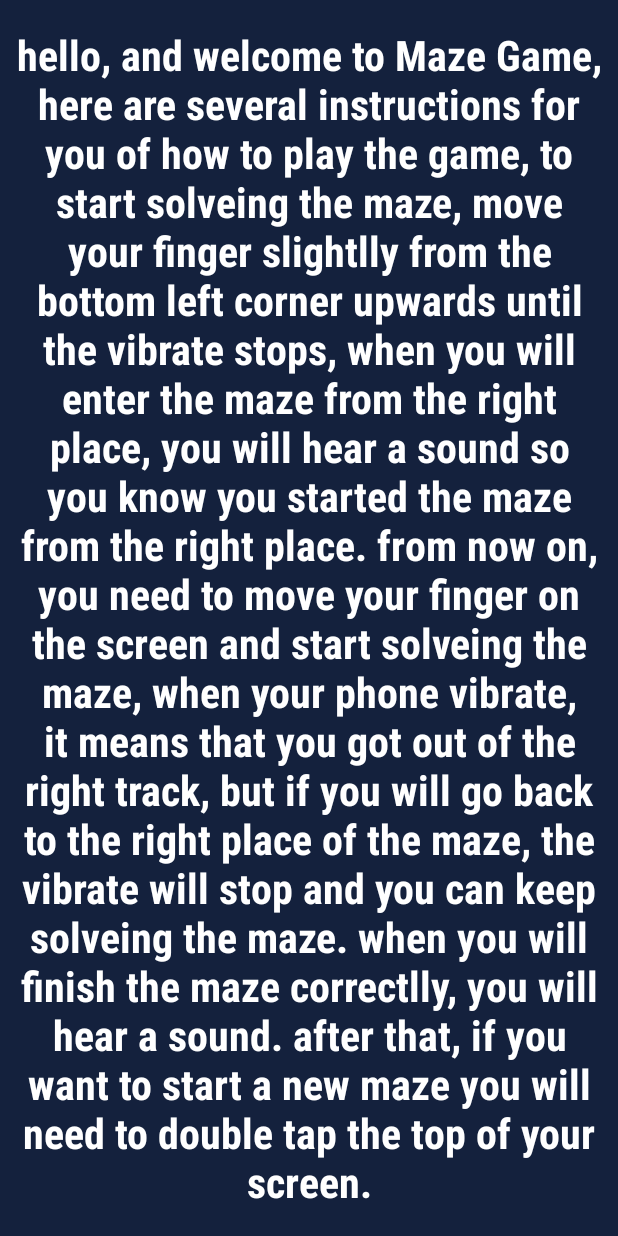
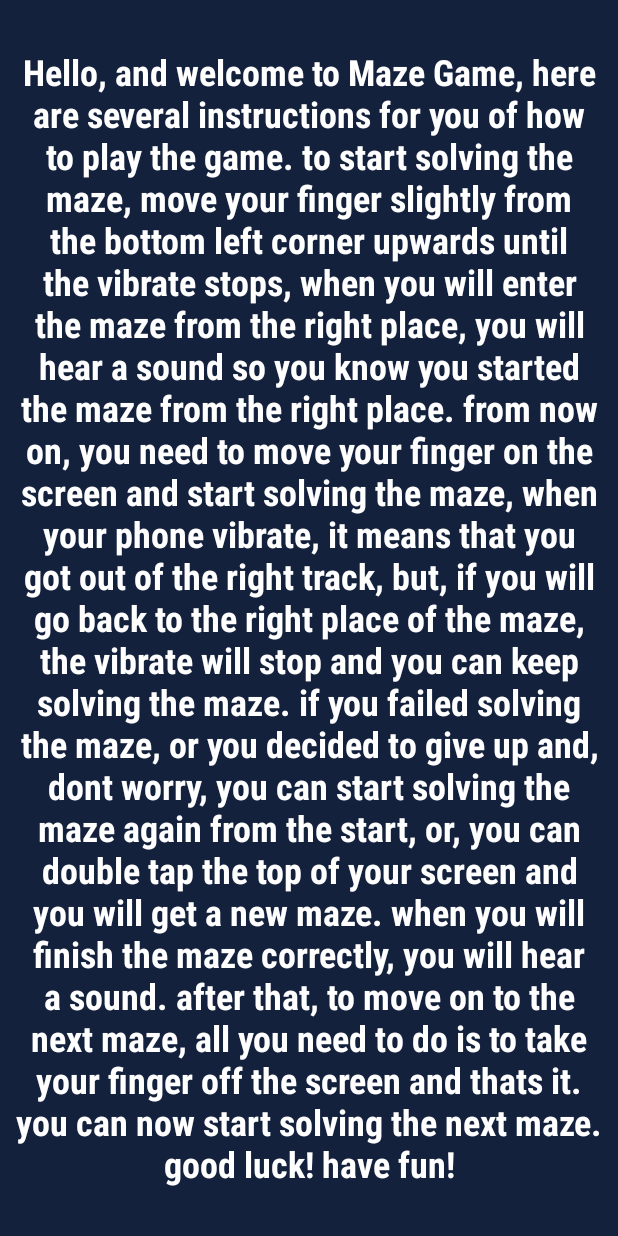
Before and after one commit to itay30/Maze, an Android app: the screen it shows after launch (InstructionClass), on a phone screen of 412 x 824 dp. Run offline under Robolectric (Android 15) with nearby library versions, the phone set to English and light mode, and no system bars; 2 statements that could not run were skipped.

Commit message:
fixed the structure of the project, added Utilities class in MainActivity. changed the Instructions record

```diff
--- a/app/src/main/java/com/maze/MazeApp/FingerLine.java
+++ b/app/src/main/java/com/maze/MazeApp/FingerLine.java
@@ -76,7 +76,7 @@ public class FingerLine extends View {
                 mPath.moveTo(event.getX(), event.getY());
                 if (xInCell && yInCell) {
                     mPaint.setColor(ContextCompat.getColor(getContext(), R.color.path));
-                    MainActivity.sms.start();
+                    Utilities.sms.start();
                     mazeStarted = true;
                 }
                 return true;
@@ -85,7 +85,7 @@ public class FingerLine extends View {
                     mPath.lineTo(event.getX(), event.getY());
                     if (xInCell && yInCell) {
                         if (flow == 0 && !mazeStarted){
-                            MainActivity.sms.start();
+                            Utilities.sms.start();
                             mazeStarted = true;
                         }
                         mPaint.setColor(ContextCompat.getColor(getContext(), R.color.path));
@@ -94,10 +94,10 @@ public class FingerLine extends View {
                             (event.getY() >= solutionPath[flow + 1][1] && event.getY() <= solutionPath[flow + 1][3])) {
                         flow++;
                     } else {
-                        MainActivity.Vibrate(new long[]{0, 100});
+                        Utilities.Vibrate(new long[]{0, 100});
                     }
                     if (flow == solutionPath.length - 1) {
-                        MainActivity.startGameSolvedAnimation();
+                        MainActivity.util.startGameSolvedAnimation();
                         Toast.makeText(this.getContext(), "Well Done!", Toast.LENGTH_SHORT).show();
                         solvedMaze = true;
                         return true;
@@ -108,6 +108,9 @@ public class FingerLine extends View {
                 flow = 0;
                 mazeStarted = false;
                 MainActivity.vibe.cancel();
+                if(solvedMaze){
+                    MainActivity.util.createMaze();
+                }
                 break;
             default:
                 return false;
--- a/app/src/main/java/com/maze/MazeApp/InstructionClass.java
+++ b/app/src/main/java/com/maze/MazeApp/InstructionClass.java
@@ -23,7 +23,7 @@ public class InstructionClass extends AppCompatActivity {
         super.onCreate(savedInstanceState);
         setContentView(R.layout.activity_instruction_class);
 
-        si = MediaPlayer.create(this, R.raw.startinstructions);
+        si = MediaPlayer.create(this, R.raw.startinstructions1);
         si.start();
 
         SharedPreferences prefs = getSharedPreferences("prefs", MODE_PRIVATE);
@@ -32,7 +32,7 @@ public class InstructionClass extends AppCompatActivity {
         editor.apply();
 
         timer = new Timer();
-        int Period = 430;
+        int Period = 570; // 57 seconds
         int delay = 0;
         timer.schedule( new TimerTask() {
             @SuppressLint("SetTextI18n")
--- a/app/src/main/java/com/maze/MazeApp/MainActivity.java
+++ b/app/src/main/java/com/maze/MazeApp/MainActivity.java
@@ -27,22 +27,23 @@ import java.util.Arrays;
 
 public class MainActivity extends AppCompatActivity {
     public enum Color {WHITE, GRAY, BLACK}
-    public int mazeSize, Level;
-    public final int PADDING = 64, FAT_FINGERS_MARGIN = 0;
-    public static int timesSolved = 0;
+    public static int timesSolved = 0, level;
     public static boolean hackMode = false;
-    public MazeView mMazeView;
-    public FingerLine mFingerLine;
-    public ImageView star, arrow;
     public static Vibrator vibe;
-    public static MediaPlayer nms, ws, sms, levelOne, levelTwo, levelThree, levelFour, levelFive, levelSix, levelSeven;
-    FrameLayout mFrameLayout;
-    DisplayMetrics displaymetrics = new DisplayMetrics();
+    static FrameLayout mFrameLayout;
+    static DisplayMetrics displaymetrics = new DisplayMetrics();
+    public static ImageView star, arrow;
+    public static Context context;
+    public static Utilities util;
 
     @Override
     protected void onCreate(Bundle savedInstanceState) {
         super.onCreate(savedInstanceState);
         setContentView(R.layout.activity_main);
+        util = new Utilities();
+        context = this;
+        star = findViewById(R.id.star);
+        arrow = findViewById(R.id.arrow);
 
         SharedPreferences prefs = getSharedPreferences("prefs", MODE_PRIVATE);
         boolean firstStart = prefs.getBoolean("firstStart", true);
@@ -52,26 +53,26 @@ public class MainActivity extends AppCompatActivity {
 
         getWindow().addFlags(WindowManager.LayoutParams.FLAG_KEEP_SCREEN_ON); // keeps screen awake
 
-        final TextView current_level = findViewById(R.id.current_level);
-        final TextView mazes_solved = findViewById(R.id.times_solved);
+        util.current_level = findViewById(R.id.current_level);
+        util.mazes_solved = findViewById(R.id.times_solved);
 
-        nms = MediaPlayer.create(this, R.raw.newmazesound);
-        sms = MediaPlayer.create(this, R.raw.startmazesound);
-        ws = MediaPlayer.create(this, R.raw.winningsound);
-        levelOne = MediaPlayer.create(this, R.raw.levelone);
-        levelTwo = MediaPlayer.create(this, R.raw.leveltwo);
-        levelThree = MediaPlayer.create(this, R.raw.levelthree);
-        levelFour = MediaPlayer.create(this, R.raw.levelfour);
-        levelFive = MediaPlayer.create(this, R.raw.levelfive);
-        levelSix = MediaPlayer.create(this, R.raw.levelsix);
-        levelSeven = MediaPlayer.create(this, R.raw.levelseven);
+        Utilities.nms = MediaPlayer.create(this, R.raw.newmazesound);
+        Utilities.sms = MediaPlayer.create(this, R.raw.startmazesound);
+        Utilities.ws = MediaPlayer.create(this, R.raw.winningsound);
+        Utilities.levelOne = MediaPlayer.create(this, R.raw.levelone);
+        Utilities.levelTwo = MediaPlayer.create(this, R.raw.leveltwo);
+        Utilities.levelThree = MediaPlayer.create(this, R.raw.levelthree);
+        Utilities.levelFour = MediaPlayer.create(this, R.raw.levelfour);
+        Utilities.levelFive = MediaPlayer.create(this, R.raw.levelfive);
+        Utilities.levelSix = MediaPlayer.create(this, R.raw.levelsix);
+        Utilities.levelSeven = MediaPlayer.create(this, R.raw.levelseven);
 
         // Get instance of Vibrator from current Context
         vibe = (Vibrator) getSystemService(Context.VIBRATOR_SERVICE);
 
         this.getDisplay().getRealMetrics(displaymetrics);
 
-        mFrameLayout = (FrameLayout) findViewById(R.id.mazeWrapper);
+        mFrameLayout = findViewById(R.id.mazeWrapper);
         ViewGroup.LayoutParams params = mFrameLayout.getLayoutParams();
         params.height = (int) Math.floor(displaymetrics.heightPixels * 0.7);
         mFrameLayout.setLayoutParams(params);
@@ -81,32 +82,7 @@ public class MainActivity extends AppCompatActivity {
                 @Override
                 public boolean onDoubleTap(MotionEvent e) {
                     Log.d("TEST", "onDoubleTap");
-                    createMaze();
-                    nms.start();
-                    current_level.setText("Level: " + Level);
-                    mazes_solved.setText("Mazes Solved: " + timesSolved);
-                    if(timesSolved % 3 == 0){
-                        switch (Level){
-                            case(2):
-                                playAudioWithDelay(levelTwo, 900);
-                                break;
-                            case(3):
-                                playAudioWithDelay(levelThree, 900);
-                                break;
-                            case(4):
-                                playAudioWithDelay(levelFour, 900);
-                                break;
-                            case(5):
-                                playAudioWithDelay(levelFive, 900);
-                                break;
-                            case(6):
-                                playAudioWithDelay(levelSix, 900);
-                                break;
-                            case(7):
-                                playAudioWithDelay(levelSeven, 900);
-                                break;
-                        }
-                    }
+                    util.createMaze();
                     return super.onDoubleTap(e);
                 }
 //                @Override
@@ -160,11 +136,11 @@ public class MainActivity extends AppCompatActivity {
                     if (!hackMode) {
                         hackMode = true;
                         Toast.makeText(MainActivity.this, "Hack Mode ON", Toast.LENGTH_SHORT).show();
-                        mazes_solved.setVisibility(View.VISIBLE);
+                        util.mazes_solved.setVisibility(View.VISIBLE);
                     } else {
                         hackMode = false;
                         Toast.makeText(MainActivity.this, "Hack Mode OFF", Toast.LENGTH_SHORT).show();
-                        mazes_solved.setVisibility(View.INVISIBLE);
+                        util.mazes_solved.setVisibility(View.INVISIBLE);
                     }
                 }
             });
@@ -175,113 +151,80 @@ public class MainActivity extends AppCompatActivity {
             }
         });
 
-        createMaze();
-        playAudioWithDelay(levelOne, 1000);
+        util.createMaze();
+        util.playAudioWithDelay(Utilities.levelOne, 1000);
     } // on create end
 
-    public void createMaze() {
-        // First remove any existing MazeView and FingerLine
-        if (mMazeView != null) {
-            ((ViewGroup) mMazeView.getParent()).removeView(mMazeView);
-        }
-        if (mFingerLine != null) {
-            ((ViewGroup) mFingerLine.getParent()).removeView(mFingerLine);
-        }
-        mazeSize = 7;
-        mMazeView = new MazeView(this, mazeSize);
-
-        timesSolved = Math.min(timesSolved, 20);
-        Level = (timesSolved/3) + 1;
-        int pathLevel = ((timesSolved/3)*5) + 20;
-        while (mMazeView.lengthOfSolutionPath > pathLevel || mMazeView.lengthOfSolutionPath < pathLevel - 5){
-            mMazeView = new MazeView(this, mazeSize);
-        }
-        Log.d("lengthh", "length of the maze " + mMazeView.lengthOfSolutionPath);
-        Log.d("lengthh", "times solved maze " + timesSolved);
-        Log.d("lengthh", "formula " + pathLevel);
-
-        // Trace the path from start to farthestVertex using the line of predecessors,
-        // apply this information to form an array of rectangles
-        // which will be passed on to fingerLine view
-        // where the line has to pass.
-        // The array be checked against the drawn line in FingerLine.
-
-        int[][] solutionAreas = new int[mMazeView.lengthOfSolutionPath][4];
-
-        int currentVertexKey;
-        int totalMazeWidth = displaymetrics.widthPixels - PADDING;
-        // int totalMazeHeight = totalMazeWidth;
-        int cellSide = totalMazeWidth / mazeSize;
-        int row, column;
-        int topLeftX, topLeftY, bottomRightX, bottomRightY;
-
-        for (int i = 0; i < mMazeView.lengthOfSolutionPath; i++) {
-
-            currentVertexKey = mMazeView.listOfSolutionVertexesKeys[i];
-
-            // Translate vertex key to location on screen
-            row = (currentVertexKey) / mazeSize;
-            column = (currentVertexKey) % mazeSize;
-            topLeftX = (PADDING / 2) + (column * cellSide) - FAT_FINGERS_MARGIN;
-            topLeftY = (PADDING / 2) + (row * cellSide) - FAT_FINGERS_MARGIN;
-
-            bottomRightX = (PADDING / 2) + ((column + 1) * cellSide) + FAT_FINGERS_MARGIN;
-            bottomRightY = (PADDING / 2) + ((row + 1) * cellSide) + FAT_FINGERS_MARGIN;
-            solutionAreas[i] = new int[]{ topLeftX, topLeftY, bottomRightX, bottomRightY };
-        }
-
-        mFrameLayout.addView(mMazeView);
-        mFingerLine = new FingerLine(this, null, solutionAreas);
-        mFrameLayout.addView(mFingerLine);
-
-        // Add start arrow pic
-        int startCellArrowX = solutionAreas[0][2]/2 - 10;
-        int startCellArrowY = solutionAreas[0][3];
-        arrow = (ImageView) findViewById(R.id.arrow);
-        arrow.setX(startCellArrowX);
-        arrow.setY(startCellArrowY);
-        arrow.setVisibility(View.VISIBLE);
-
-        // Add star pic
-        int endCellStrawberryX = (solutionAreas[mMazeView.lengthOfSolutionPath - 1][0]) + 15;
-        int endCellStrawberryY = (solutionAreas[mMazeView.lengthOfSolutionPath - 1][1]) + 18;
-        star = (ImageView) findViewById(R.id.star);
-        star.setX(endCellStrawberryX);
-        star.setY(endCellStrawberryY);
-        star.setVisibility(View.VISIBLE);
-    }
-
-
-    public static void startGameSolvedAnimation() {
-        ws.start();
-        Vibrate(new long[]{0,150, 100, 2000, 20000}); // TA-DAMMMM Vibrate then 20 seconds sleep
-        timesSolved++;
-//        createMazeWithDelay();
-    }
-
-    public static void Vibrate (long[] pattern){
-        // The '0' here means to repeat indefinitely
-        // '0' is actually the index at which the pattern keeps repeating from (the start)
-        // To repeat the pattern from any other point, you could increase the index, e.g. '1'
-        vibe.vibrate(pattern, 0);
-    }
-
-    public void playAudioWithDelay (MediaPlayer mediaPlayer, int delay){
-        new Handler(Looper.getMainLooper()).postDelayed(new Runnable() {
-            @Override
-            public void run() {
-                mediaPlayer.start();
-            }
-        }, delay);
-    }
-
-//    public static void createMazeWithDelay(){
-//        new Handler(Looper.getMainLooper()).postDelayed(new Runnable() {
-//            @Override
-//            public void run() {
-//                findViewById(R.id.coordinatorLayout).performClick();
-//            }
-//        }, 900);
+//    public void createMaze() {
+//        // First remove any existing MazeView and FingerLine
+//        if (mMazeView != null) {
+//            ((ViewGroup) mMazeView.getParent()).removeView(mMazeView);
+//        }
+//        if (mFingerLine != null) {
+//            ((ViewGroup) mFingerLine.getParent()).removeView(mFingerLine);
+//        }
+//        mazeSize = 7;
+//        mMazeView = new MazeView(this, mazeSize);
+//
+//        timesSolved = Math.min(timesSolved, 20);
+//        level = (timesSolved/3) + 1;
+//        int pathLevel = ((timesSolved/3)*5) + 20;
+//        while (mMazeView.lengthOfSolutionPath > pathLevel || mMazeView.lengthOfSolutionPath < pathLevel - 5){
+//            mMazeView = new MazeView(this, mazeSize);
+//        }
+//        Log.d("lengthh", "length of the maze " + mMazeView.lengthOfSolutionPath);
+//        Log.d("lengthh", "times solved maze " + timesSolved);
+//        Log.d("lengthh", "formula " + pathLevel);
+//
+//        // Trace the path from start to farthestVertex using the line of predecessors,
+//        // apply this information to form an array of rectangles
+//        // which will be passed on to fingerLine view
+//        // where the line has to pass.
+//        // The array be checked against the drawn line in FingerLine.
+//
+//        int[][] solutionAreas = new int[mMazeView.lengthOfSolutionPath][4];
+//
+//        int currentVertexKey;
+//        int totalMazeWidth = displaymetrics.widthPixels - PADDING;
+//        // int totalMazeHeight = totalMazeWidth;
+//        int cellSide = totalMazeWidth / mazeSize;
+//        int row, column;
+//        int topLeftX, topLeftY, bottomRightX, bottomRightY;
+//
+//        for (int i = 0; i < mMazeView.lengthOfSolutionPath; i++) {
+//
+//            currentVertexKey = mMazeView.listOfSolutionVertexesKeys[i];
+//
+//            // Translate vertex key to location on screen
+//            row = (currentVertexKey) / mazeSize;
+//            column = (currentVertexKey) % mazeSize;
+//            topLeftX = (PADDING / 2) + (column * cellSide) - FAT_FINGERS_MARGIN;
+//            topLeftY = (PADDING / 2) + (row * cellSide) - FAT_FINGERS_MARGIN;
+//
+//            bottomRightX = (PADDING / 2) + ((column + 1) * cellSide) + FAT_FINGERS_MARGIN;
+//            bottomRightY = (PADDING / 2) + ((row + 1) * cellSide) + FAT_FINGERS_MARGIN;
+//            solutionAreas[i] = new int[]{ topLeftX, topLeftY, bottomRightX, bottomRightY };
+//        }
+//
+//        mFrameLayout.addView(mMazeView);
+//        mFingerLine = new FingerLine(this, null, solutionAreas);
+//        mFrameLayout.addView(mFingerLine);
+//
+//        // Add start arrow pic
+//        int startCellArrowX = solutionAreas[0][2]/2 - 10;
+//        int startCellArrowY = solutionAreas[0][3];
+//        arrow = (ImageView) findViewById(R.id.arrow);
+//        arrow.setX(startCellArrowX);
+//        arrow.setY(startCellArrowY);
+//        arrow.setVisibility(View.VISIBLE);
+//
+//        // Add star pic
+//        int endCellStrawberryX = (solutionAreas[mMazeView.lengthOfSolutionPath - 1][0]) + 15;
+//        int endCellStrawberryY = (solutionAreas[mMazeView.lengthOfSolutionPath - 1][1]) + 18;
+//        star = (ImageView) findViewById(R.id.star);
+//        star.setX(endCellStrawberryX);
+//        star.setY(endCellStrawberryY);
+//        star.setVisibility(View.VISIBLE);
 //    }
 
     // Function to remove a specific Integer from Integer array
@@ -314,3 +257,131 @@ public class MainActivity extends AppCompatActivity {
 //    }
 
 }
+
+class Utilities {
+    int timesSolved = MainActivity.timesSolved;
+    final int PADDING = 64, FAT_FINGERS_MARGIN = 0, MAZE_SIZE = 7;
+    MazeView mMazeView;
+    FingerLine mFingerLine;
+    TextView current_level, mazes_solved;
+    static MediaPlayer nms, ws, sms, levelOne, levelTwo, levelThree, levelFour, levelFive, levelSix, levelSeven;
+
+
+    public void createMaze(){
+        // First remove any existing MazeView and FingerLine
+        if (mMazeView != null) {
+            ((ViewGroup) mMazeView.getParent()).removeView(mMazeView);
+        }
+        if (mFingerLine != null) {
+            ((ViewGroup) mFingerLine.getParent()).removeView(mFingerLine);
+        }
+        mMazeView = new MazeView(MainActivity.context, MAZE_SIZE);
+
+        timesSolved = Math.min(timesSolved, 20);
+        MainActivity.level = (timesSolved/3) + 1;
+        int pathLevel = ((timesSolved/3)*5) + 20;
+        while (mMazeView.lengthOfSolutionPath > pathLevel || mMazeView.lengthOfSolutionPath < pathLevel - 5){
+            mMazeView = new MazeView(MainActivity.context, MAZE_SIZE);
+        }
+        Log.d("lengthh", "length of the maze " + mMazeView.lengthOfSolutionPath);
+        Log.d("lengthh", "times solved maze " + timesSolved);
+        Log.d("lengthh", "formula " + pathLevel);
+
+        // Trace the path from start to farthestVertex using the line of predecessors,
+        // apply this information to form an array of rectangles
+        // which will be passed on to fingerLine view
+        // where the line has to pass.
+        // The array be checked against the drawn line in FingerLine.
+
+        int[][] solutionAreas = new int[mMazeView.lengthOfSolutionPath][4];
+
+        int currentVertexKey;
+        int totalMazeWidth = MainActivity.displaymetrics.widthPixels - PADDING;
+        // int totalMazeHeight = totalMazeWidth;
+        int cellSide = totalMazeWidth / MAZE_SIZE;
+        int row, column;
+        int topLeftX, topLeftY, bottomRightX, bottomRightY;
+
+        for (int i = 0; i < mMazeView.lengthOfSolutionPath; i++) {
+
+            currentVertexKey = mMazeView.listOfSolutionVertexesKeys[i];
+
+            // Translate vertex key to location on screen
+            row = (currentVertexKey) / MAZE_SIZE;
+            column = (currentVertexKey) % MAZE_SIZE;
+            topLeftX = (PADDING / 2) + (column * cellSide) - FAT_FINGERS_MARGIN;
+            topLeftY = (PADDING / 2) + (row * cellSide) - FAT_FINGERS_MARGIN;
+
+            bottomRightX = (PADDING / 2) + ((column + 1) * cellSide) + FAT_FINGERS_MARGIN;
+            bottomRightY = (PADDING / 2) + ((row + 1) * cellSide) + FAT_FINGERS_MARGIN;
+            solutionAreas[i] = new int[]{ topLeftX, topLeftY, bottomRightX, bottomRightY };
+        }
+
+        MainActivity.mFrameLayout.addView(mMazeView);
+        mFingerLine = new FingerLine(MainActivity.context, null, solutionAreas);
+        MainActivity.mFrameLayout.addView(mFingerLine);
+
+        // Add start arrow pic
+        int startCellArrowX = solutionAreas[0][2]/2 - 10;
+        int startCellArrowY = solutionAreas[0][3];
+        MainActivity.arrow.setX(startCellArrowX);
+        MainActivity.arrow.setY(startCellArrowY);
+        MainActivity.arrow.setVisibility(View.VISIBLE);
+
+        // Add star pic
+        int endCellStrawberryX = (solutionAreas[mMazeView.lengthOfSolutionPath - 1][0]) + 15;
+        int endCellStrawberryY = (solutionAreas[mMazeView.lengthOfSolutionPath - 1][1]) + 18;
+        MainActivity.star.setX(endCellStrawberryX);
+        MainActivity.star.setY(endCellStrawberryY);
+        MainActivity.star.setVisibility(View.VISIBLE);
+
+        nms.start();
+        current_level.setText("Level: " + MainActivity.level);
+        mazes_solved.setText("Mazes Solved: " + timesSolved);
+        if(timesSolved % 3 == 0){
+            switch (MainActivity.level){
+                case(2):
+                    playAudioWithDelay(levelTwo, 900);
+                    break;
+                case(3):
+                    playAudioWithDelay(levelThree, 900);
+                    break;
+                case(4):
+                    playAudioWithDelay(levelFour, 900);
+                    break;
+                case(5):
+                    playAudioWithDelay(levelFive, 900);
+                    break;
+                case(6):
+                    playAudioWithDelay(levelSix, 900);
+                    break;
+                case(7):
+                    playAudioWithDelay(levelSeven, 900);
+                    break;
+            }
+        }
+    }
+
+    public void startGameSolvedAnimation() {
+        ws.start();
+        Vibrate(new long[]{0,150, 100, 2000, 20000}); // TA-DAMMMM Vibrate then 20 seconds sleep
+        timesSolved++;
+    }
+
+    public static void Vibrate (long[] pattern){
+        // The '0' here means to repeat indefinitely
+        // '0' is actually the index at which the pattern keeps repeating from (the start)
+        // To repeat the pattern from any other point, you could increase the index, e.g. '1'
+        MainActivity.vibe.vibrate(pattern, 0);
+    }
+
+    public void playAudioWithDelay (MediaPlayer mediaPlayer, int delay){
+        new Handler(Looper.getMainLooper()).postDelayed(new Runnable() {
+            @Override
+            public void run() {
+                mediaPlayer.start();
+            }
+        }, delay);
+    }
+
+}
--- a/app/src/main/res/layout/activity_instruction_class.xml
+++ b/app/src/main/res/layout/activity_instruction_class.xml
@@ -13,11 +13,15 @@
         android:layout_height="match_parent"
         android:fontFamily="sans-serif-condensed"
         android:gravity="center"
-        android:text="hello, and welcome to Maze Game, here are several instructions for you of how to play the game, to start solveing the maze, move your finger slightlly from the bottom left corner upwards until the vibrate stops, when you will enter the maze from the right place, you will hear a sound so you know you started the maze from the right place. from now on, you need to move your finger on the screen and start solveing the maze, when your phone vibrate, it means that you got out of the right track, but if you will go back to the right place of the maze, the vibrate will stop and you can keep solveing the maze. when you will finish the maze correctlly, you will hear a sound. after that, if you want to start a new maze you will need to double tap the top of your screen."
+        android:text="@string/instruction_text"
         android:textColor="#FFFFFF"
         app:autoSizeTextType="uniform"
         android:textStyle="bold"
-        android:padding="10dp">
+        android:padding="10dp"
+        app:layout_constraintTop_toTopOf="parent"
+        app:layout_constraintBottom_toBottomOf="parent"
+        app:layout_constraintStart_toStartOf="parent"
+        app:layout_constraintEnd_toEndOf="parent">
     </TextView>
 
 </androidx.constraintlayout.widget.ConstraintLayout>
--- a/app/src/main/res/values/strings.xml
+++ b/app/src/main/res/values/strings.xml
@@ -1,3 +1,15 @@
 <resources>
     <string name="app_name">Maze</string>
+    <string name="instruction_text">Hello, and welcome to Maze Game, here are several instructions for you
+        of how to play the game. to start solving the maze, move your finger slightly from the bottom left
+        corner upwards until the vibrate stops, when you will enter the maze from the right place, you will
+        hear a sound so you know you started the maze from the right place. from now on, you need to move
+        your finger on the screen and start solving the maze, when your phone vibrate, it means that you
+        got out of the right track, but, if you will go back to the right place of the maze, the vibrate
+        will stop and you can keep solving the maze. if you failed solving the maze, or you decided to
+        give up and, dont worry, you can start solving the maze again from the start, or, you can double
+        tap the top of your screen and you will get a new maze. when you will finish the maze correctly,
+        you will hear a sound. after that, to move on to the next maze, all you need to do is to take your
+        finger off the screen and thats it. you can now start solving the next maze. good luck! have fun!
+</string>
 </resources>
```
Also changed, not shown: 1 other file.
